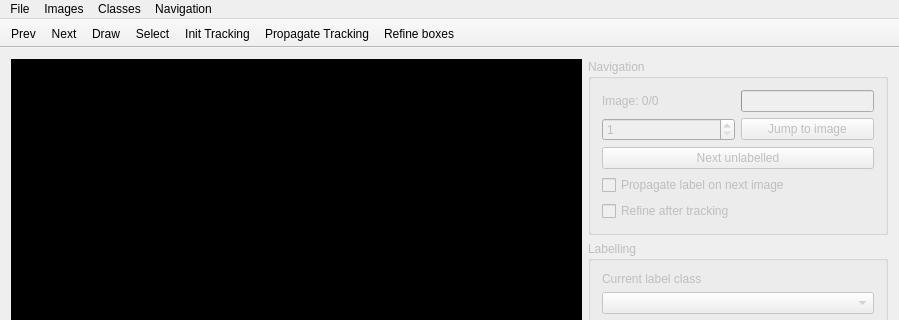
Above: src/mainwindow.ui from jveitchmichaelis/deeplabel before the change; both pictures show x 0 to 899 and y 0 to 320 of the 899 by 650 pixel window. Below: the same form after it.
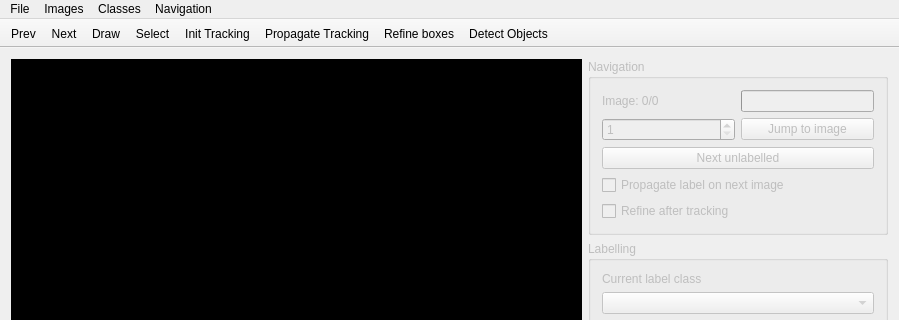
That is the form after the change.

```diff
--- a/src/mainwindow.ui
+++ b/src/mainwindow.ui
@@ -398,6 +398,7 @@
    <addaction name="actionInit_Tracking"/>
    <addaction name="actionPropagate_Tracking"/>
    <addaction name="actionRefine_boxes"/>
+   <addaction name="actionDetect_Objects"/>
   </widget>
   <widget class="QStatusBar" name="statusBar"/>
   <action name="actionPreviousImage">
@@ -540,6 +541,11 @@
     <string>Ctrl+R</string>
    </property>
   </action>
+  <action name="actionDetect_Objects">
+   <property name="text">
+    <string>Detect Objects</string>
+   </property>
+  </action>
  </widget>
  <layoutdefault spacing="6" margin="11"/>
  <tabstops>
```
Left out of the diff: 6 changed lines with no effect on the pictures.
